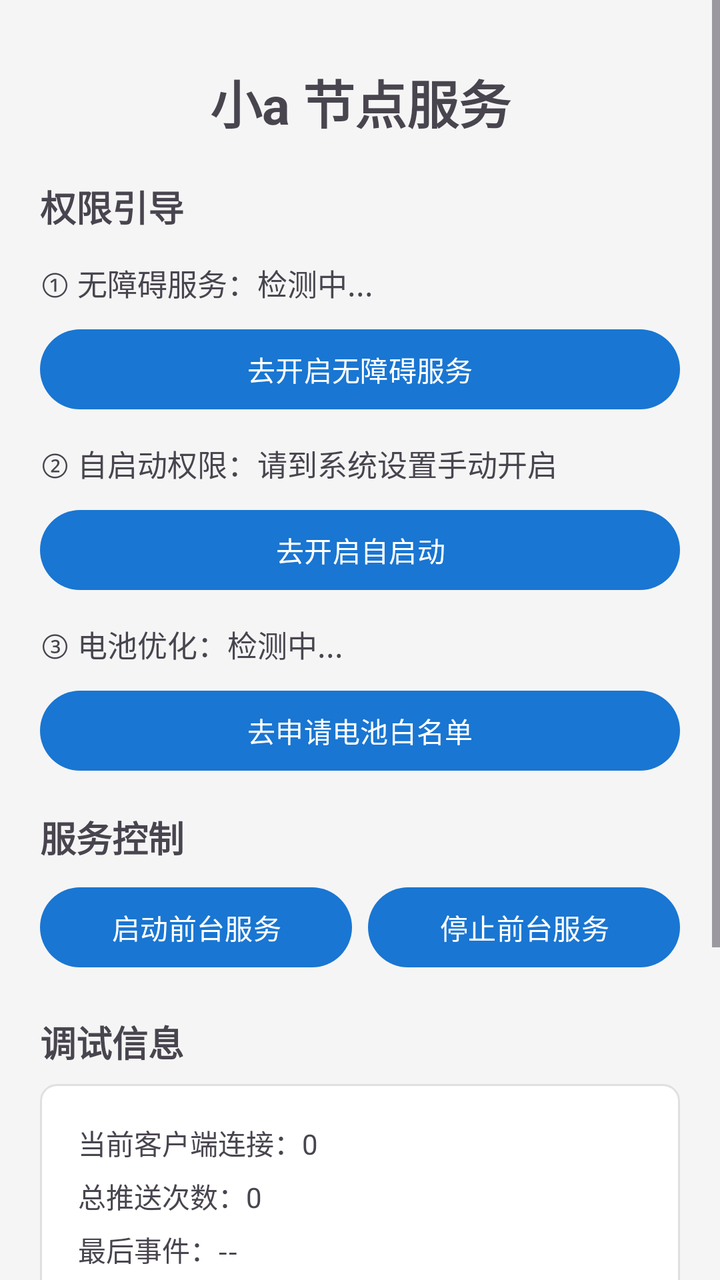
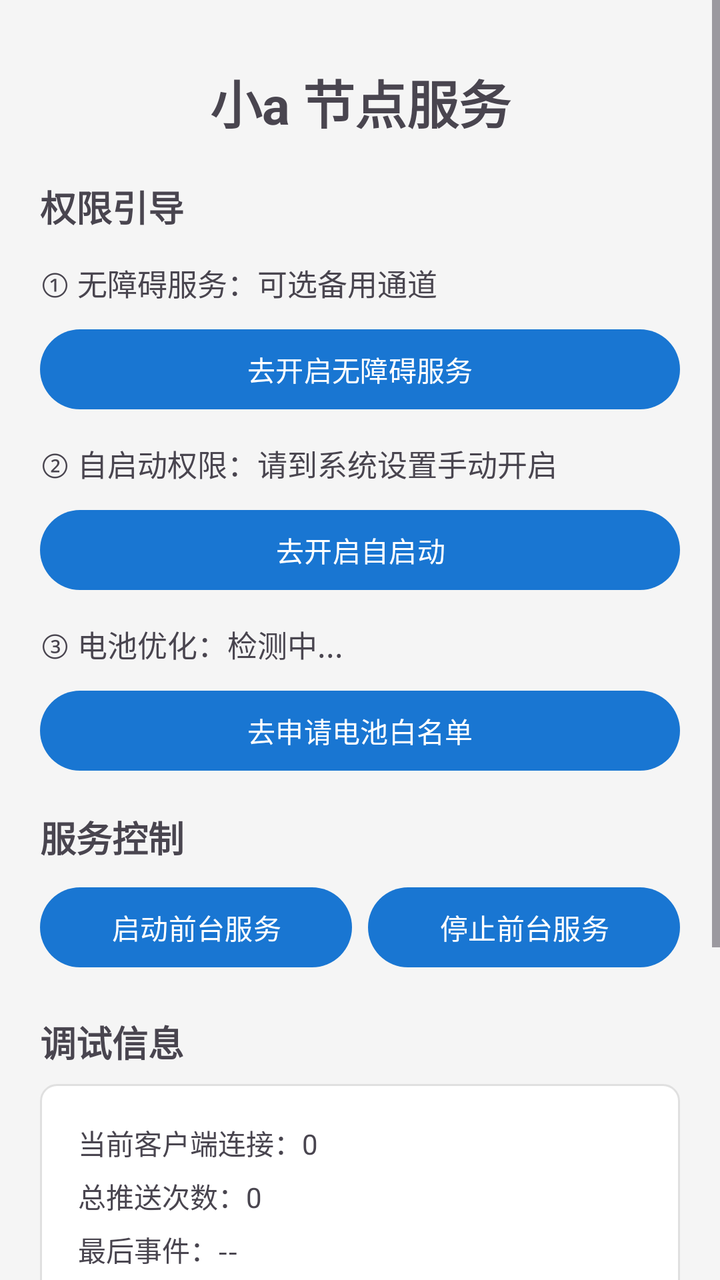

Compare the two renders of this Android layout. The source of the first and the diff that turns it into the second are given below.
<!-- AndroidManifest.xml: application theme Theme.Xia -->
<!-- res/layout/activity_main.xml -->
<?xml version="1.0" encoding="utf-8"?>
<ScrollView xmlns:android="http://schemas.android.com/apk/res/android"
    android:layout_width="match_parent"
    android:layout_height="match_parent"
    android:fillViewport="true">

    <LinearLayout
        android:layout_width="match_parent"
        android:layout_height="wrap_content"
        android:orientation="vertical"
        android:padding="20dp">

        
        <TextView
            android:layout_width="match_parent"
            android:layout_height="wrap_content"
            android:text="@string/app_name"
            android:textSize="26sp"
            android:textStyle="bold"
            android:gravity="center"
            android:paddingTop="12dp"
            android:paddingBottom="20dp" />

        
        <TextView
            android:layout_width="match_parent"
            android:layout_height="wrap_content"
            android:text="权限引导"
            android:textSize="18sp"
            android:textStyle="bold"
            android:paddingBottom="8dp" />

        <TextView
            android:id="@+id/tvAccessibilityStatus"
            android:layout_width="match_parent"
            android:layout_height="wrap_content"
            android:text="① 无障碍服务：检测中..."
            android:textSize="15sp"
            android:paddingTop="6dp"
            android:paddingBottom="6dp" />

        <Button
            android:id="@+id/btnOpenAccessibility"
            android:layout_width="match_parent"
            android:layout_height="wrap_content"
            android:text="去开启无障碍服务"
            android:layout_marginTop="2dp"
            android:layout_marginBottom="6dp" />

        <TextView
            android:id="@+id/tvAutoStartStatus"
            android:layout_width="match_parent"
            android:layout_height="wrap_content"
            android:text="② 自启动权限：请到系统设置手动开启"
            android:textSize="15sp"
            android:paddingTop="6dp"
            android:paddingBottom="6dp" />

        <Button
            android:id="@+id/btnOpenAutoStart"
            android:layout_width="match_parent"
            android:layout_height="wrap_content"
            android:text="去开启自启动"
            android:layout_marginTop="2dp"
            android:layout_marginBottom="6dp" />

        <TextView
            android:id="@+id/tvBatteryStatus"
            android:layout_width="match_parent"
            android:layout_height="wrap_content"
            android:text="③ 电池优化：检测中..."
            android:textSize="15sp"
            android:paddingTop="6dp"
            android:paddingBottom="6dp" />

        <Button
            android:id="@+id/btnOpenBatteryOpt"
            android:layout_width="match_parent"
            android:layout_height="wrap_content"
            android:text="去申请电池白名单"
            android:layout_marginTop="2dp"
            android:layout_marginBottom="16dp" />

        
        <TextView
            android:layout_width="match_parent"
            android:layout_height="wrap_content"
            android:text="服务控制"
            android:textSize="18sp"
            android:textStyle="bold"
            android:paddingBottom="8dp" />

        <LinearLayout
            android:layout_width="match_parent"
            android:layout_height="wrap_content"
            android:orientation="horizontal"
            android:weightSum="2"
            android:paddingBottom="12dp">

            <Button
                android:id="@+id/btnStartService"
                android:layout_width="0dp"
                android:layout_height="wrap_content"
                android:layout_weight="1"
                android:text="启动前台服务"
                android:layout_marginEnd="4dp" />

            <Button
                android:id="@+id/btnStopService"
                android:layout_width="0dp"
                android:layout_height="wrap_content"
                android:layout_weight="1"
                android:text="停止前台服务"
                android:layout_marginStart="4dp" />
        </LinearLayout>

        
        <TextView
            android:layout_width="match_parent"
            android:layout_height="wrap_content"
            android:text="调试信息"
            android:textSize="18sp"
            android:textStyle="bold"
            android:paddingTop="8dp"
            android:paddingBottom="8dp" />

        <LinearLayout
            android:layout_width="match_parent"
            android:layout_height="wrap_content"
            android:orientation="vertical"
            android:background="@drawable/bg_debug_card"
            android:padding="16dp">

            <TextView
                android:id="@+id/tvClientCount"
                android:layout_width="match_parent"
                android:layout_height="wrap_content"
                android:text="当前客户端连接：0"
                android:textSize="14sp"
                android:padding="3dp" />

            <TextView
                android:id="@+id/tvPushCount"
                android:layout_width="match_parent"
                android:layout_height="wrap_content"
                android:text="总推送次数：0"
                android:textSize="14sp"
                android:padding="3dp" />

            <TextView
                android:id="@+id/tvLastEvent"
                android:layout_width="match_parent"
                android:layout_height="wrap_content"
                android:text="最后事件：--"
                android:textSize="14sp"
                android:padding="3dp" />

            <TextView
                android:id="@+id/tvLastSize"
                android:layout_width="match_parent"
                android:layout_height="wrap_content"
                android:text="最后包大小：0 B"
                android:textSize="14sp"
                android:padding="3dp" />

            <TextView
                android:id="@+id/tvUptime"
                android:layout_width="match_parent"
                android:layout_height="wrap_content"
                android:text="服务运行：00:00:00"
                android:textSize="14sp"
                android:padding="3dp" />

        </LinearLayout>

        <Button
            android:id="@+id/btnResetStats"
            android:layout_width="match_parent"
            android:layout_height="wrap_content"
            android:text="清空调试数据"
            android:layout_marginTop="12dp"
            android:layout_marginBottom="20dp" />

        <TextView
            android:layout_width="match_parent"
            android:layout_height="wrap_content"
            android:text="@string/footer_hint"
            android:textSize="12sp"
            android:gravity="center"
            android:paddingTop="20dp"
            android:paddingBottom="20dp" />

    </LinearLayout>

</ScrollView>
<!-- resources referenced by this layout -->
<resources>
  <!-- drawable bg_debug_card (drawable) -->
  <?xml version="1.0" encoding="utf-8"?>
  <shape xmlns:android="http://schemas.android.com/apk/res/android"
      android:shape="rectangle">
      <solid android:color="@color/surface" />
      <corners android:radius="8dp" />
      <stroke
          android:width="1dp"
          android:color="#E0E0E0" />
  </shape>
  <string name="app_name">小a 节点服务</string>
  <string name="footer_hint">【小a】v0.1.0 · LocalSocket: aifriend_assistant</string>
  <style name="Theme.Xia" parent="Theme.Material3.DayNight">
          <item name="colorPrimary">@color/primary</item>
          <item name="colorPrimaryVariant">@color/primary_variant</item>
          <item name="colorOnPrimary">@color/on_primary</item>
          <item name="colorSecondary">@color/secondary</item>
          <item name="colorOnSecondary">@color/on_secondary</item>
          <item name="android:colorBackground">@color/background</item>
          <item name="colorSurface">@color/surface</item>
          <item name="colorOnSurface">@color/on_surface</item>
          <item name="colorError">@color/error</item>
          <item name="android:statusBarColor" tools:targetApi="l">@color/primary_variant</item>
      </style>
  <color name="surface">#FFFFFF</color>
  <color name="primary">#1976D2</color>
  <color name="primary_variant">#1565C0</color>
  <color name="on_primary">#FFFFFF</color>
  <color name="secondary">#03DAC5</color>
  <color name="on_secondary">#000000</color>
  <color name="background">#F5F5F5</color>
  <color name="on_surface">#000000</color>
  <color name="error">#B00020</color>
</resources>

<!-- the commit's change to res/layout/activity_main.xml (unified diff, before → after) -->
@@ -34,8 +34,8 @@
             android:id="@+id/tvAccessibilityStatus"
             android:layout_width="match_parent"
             android:layout_height="wrap_content"
-            android:text="① 无障碍服务：检测中..."
-            android:textSize="15sp"
+             android:text="① 无障碍服务：可选备用通道"
+             android:textSize="15sp"
             android:paddingTop="6dp"
             android:paddingBottom="6dp" />
 
